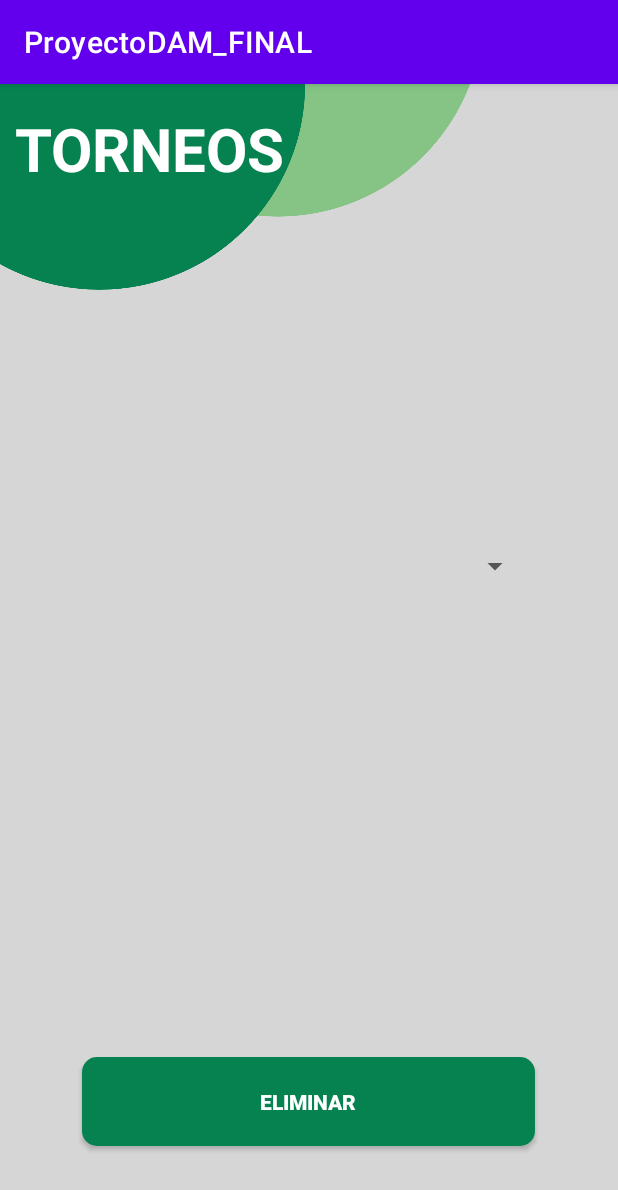
After one commit to raulmartos/GamingCenters, an Android app: the DeleteTorneo screen opened directly, with no data from a screen before it, on a phone screen of 412 x 824 dp. The commit adds this screen. Shown: the top 1190 px of the screen. Run offline under Robolectric (Android 15) with nearby library versions, the phone set to English and light mode, and no system bars; our stand-ins replace Firebase (no records; nobody signed in at launch, a user with empty details on screens opened directly).

Commit message:
Opciones delete creadas y borrar torneo creado

```diff
--- /dev/null
+++ b/app/src/main/java/com/example/proyectodam_final/delete/DeleteTorneo.java
@@ -0,0 +1,95 @@
+package com.example.proyectodam_final.delete;
+
+import android.content.Intent;
+import android.text.TextUtils;
+import android.view.View;
+import android.widget.ArrayAdapter;
+import android.widget.Button;
+import android.widget.Spinner;
+import android.widget.Toast;
+import androidx.annotation.NonNull;
+import androidx.appcompat.app.AppCompatActivity;
+import android.os.Bundle;
+import com.example.proyectodam_final.R;
+import com.example.proyectodam_final.pojo.Tournament;
+import com.google.android.gms.tasks.OnCompleteListener;
+import com.google.android.gms.tasks.Task;
+import com.google.firebase.database.*;
+import org.jetbrains.annotations.NotNull;
+
+import java.util.ArrayList;
+import java.util.List;
+
+public class DeleteTorneo extends AppCompatActivity {
+
+    private Spinner spMostrarTorneos;
+    private Button btDelete;
+
+    @Override
+    protected void onCreate(Bundle savedInstanceState) {
+        super.onCreate(savedInstanceState);
+        setContentView(R.layout.activity_delete_torneos);
+        elementMatcher();
+        mostrarTorneo();
+        btDelete.setOnClickListener(v -> delTournament());
+    }
+
+    private void elementMatcher() {
+        spMostrarTorneos = findViewById(R.id.spDelTournaments);
+        btDelete = findViewById(R.id.btnDelete);
+    }
+
+    private void mostrarTorneo() {
+        DatabaseReference databaseRef = FirebaseDatabase.getInstance().getReference().child("tournaments");
+        databaseRef.addListenerForSingleValueEvent(new ValueEventListener() {
+            @Override
+            public void onDataChange(DataSnapshot dataSnapshot) {
+                List<String> referencias = new ArrayList<>();
+
+                for (DataSnapshot tournamentSnapshot : dataSnapshot.getChildren()) {
+                    String referencia = tournamentSnapshot.getKey();
+                    referencias.add(referencia);
+                }
+
+                // Utiliza las referencias obtenidas como desees
+                // Puedes mostrarlas en el Spinner u otros componentes de tu aplicación
+                ArrayAdapter<String> adapter = new ArrayAdapter<>(DeleteTorneo.this, android.R.layout.simple_spinner_item, referencias);
+                adapter.setDropDownViewResource(android.R.layout.simple_spinner_dropdown_item);
+                spMostrarTorneos.setAdapter(adapter);
+            }
+
+            @Override
+            public void onCancelled(DatabaseError databaseError) {
+                // Manejo de errores, si es necesario
+            }
+        });
+    }
+
+    private void delTournament() {
+        btDelete.setOnClickListener(new View.OnClickListener() {
+            @Override
+            public void onClick(View v) {
+                String selectedReference = spMostrarTorneos.getSelectedItem().toString();
+
+                // Eliminar la referencia seleccionada de la base de datos
+                DatabaseReference tournamentRef = FirebaseDatabase.getInstance().getReference().child("tournaments").child(selectedReference);
+                tournamentRef.removeValue().addOnCompleteListener(new OnCompleteListener<Void>() {
+                    @Override
+                    public void onComplete(@NonNull Task<Void> task) {
+                        if (task.isSuccessful()) {
+                            // Eliminación exitosa
+                            Toast.makeText(DeleteTorneo.this, "Torneo eliminado", Toast.LENGTH_SHORT).show();
+                        } else {
+                            // Error al eliminar
+                            Toast.makeText(DeleteTorneo.this, "Error al eliminar el torneo", Toast.LENGTH_SHORT).show();
+                        }
+                    }
+                });
+
+                finish();
+
+            }
+        });
+    }
+
+}
--- a/app/src/main/java/com/example/proyectodam_final/pojo/Tournament.java
+++ b/app/src/main/java/com/example/proyectodam_final/pojo/Tournament.java
@@ -3,7 +3,9 @@
 import android.widget.EditText;
 import android.widget.Spinner;
 
-public class Tournament {
+import java.io.Serializable;
+
+public class Tournament implements Serializable {
     private String title, date, hour, location, platform;
     private double priceEntry, reward;
     private int totalPlayers;
--- /dev/null
+++ b/app/src/main/res/layout/activity_delete_torneos.xml
@@ -0,0 +1,59 @@
+<?xml version="1.0" encoding="utf-8"?>
+<androidx.constraintlayout.widget.ConstraintLayout
+        xmlns:android="http://schemas.android.com/apk/res/android"
+        xmlns:app="http://schemas.android.com/apk/res-auto"
+        xmlns:tools="http://schemas.android.com/tools"
+        android:layout_width="match_parent"
+        android:layout_height="match_parent"
+        android:background="#D7D6D7"
+        tools:context=".create.CreateTorneos">
+
+    <ImageView
+            android:id="@+id/imageView4"
+            android:layout_width="314dp"
+            android:layout_height="530dp"
+            android:scaleType="fitStart"
+            app:layout_constraintEnd_toEndOf="parent"
+            app:layout_constraintStart_toStartOf="parent"
+            app:layout_constraintTop_toTopOf="parent"
+            app:srcCompat="@drawable/top_background"
+            app:layout_constraintHorizontal_bias="0.0"/>
+
+    <TextView
+            android:id="@+id/torneos"
+            android:layout_width="wrap_content"
+            android:layout_height="wrap_content"
+            android:text="TORNEOS"
+            android:textColor="#ffffff"
+            android:textSize="40dp"
+            android:textStyle="bold"
+            tools:ignore="MissingConstraints"
+            app:layout_constraintStart_toStartOf="parent"
+            app:layout_constraintTop_toTopOf="parent"
+            android:layout_marginTop="16dp"
+            android:layout_marginStart="10dp"/>
+
+    <androidx.appcompat.widget.AppCompatButton
+            android:id="@+id/btnDelete"
+            android:layout_width="302dp"
+            android:layout_height="59dp"
+            android:background="@drawable/button"
+            android:layout_gravity="end|bottom"
+            android:text="ELIMINAR"
+            android:textColor="@color/white"
+            android:textStyle="bold"
+            app:layout_constraintBottom_toBottomOf="parent"
+            app:layout_constraintEnd_toEndOf="parent"
+            app:layout_constraintStart_toStartOf="parent"
+            android:layout_marginBottom="60dp"
+            app:layout_constraintHorizontal_bias="0.495"
+    />
+    <Spinner
+            android:layout_width="302dp"
+            android:layout_height="59dp"
+            android:id="@+id/spDelTournaments"
+            app:layout_constraintStart_toStartOf="parent"
+            android:layout_marginStart="52dp" app:layout_constraintTop_toTopOf="parent"
+            android:layout_marginTop="292dp"
+    />
+</androidx.constraintlayout.widget.ConstraintLayout>
--- a/app/src/main/res/layout/activity_main.xml
+++ b/app/src/main/res/layout/activity_main.xml
@@ -56,7 +56,7 @@
             app:layout_constraintStart_toStartOf="parent"
             app:srcCompat="@drawable/bottom_white"
             tools:ignore="MissingConstraints" app:layout_constraintHorizontal_bias="0.0"
-            tools:layout_editor_absoluteY="172dp"/>
+            tools:layout_editor_absoluteY="364dp"/>
     <TextView
             android:layout_width="246dp"
             android:layout_height="44dp"
```
Also changed, not shown: app/src/main/AndroidManifest.xml (+25 -22 lines), app/src/main/java/com/example/proyectodam_final/DeleteGestion.java (added, +47 -0 lines), app/src/main/java/com/example/proyectodam_final/MainActivity.java (+7 -1 lines), app/src/main/java/com/example/proyectodam_final/create/CreateTorneos.java (+5 -7 lines), app/src/main/res/layout/activity_deletegestion.xml (added, +69 -0 lines).
